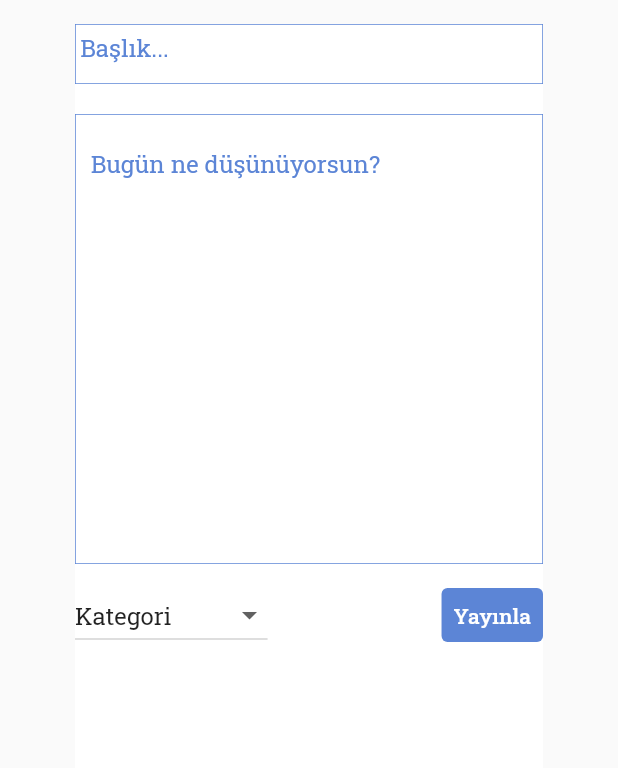
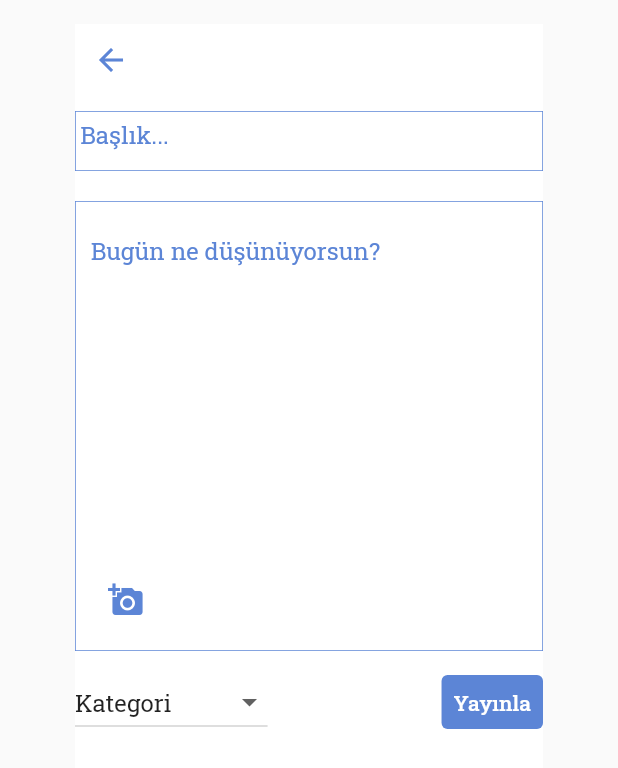
Before and after one commit to seheerst/BanaSorApp, a Flutter app: the screen it shows after launch, after a tap on the "add" icon, on a phone screen of 412 x 824 dp. Shown: the top 768 px of the screen. Run offline on Flutter 3.47's test engine with Material 2 defaults, Android fonts, the phone set to English and light mode, and no system bars; our stand-ins replace like_button.

Commit message:
feat: add_entry updated

```diff
--- a/lib/screens/add_entry.dart
+++ b/lib/screens/add_entry.dart
@@ -1,6 +1,8 @@
 import 'package:bana_sor_app/constants/sabitler.dart';
 import 'package:bana_sor_app/widgets/dropDown.dart';
 import 'package:flutter/material.dart';
+
+import 'anasayfa.dart';
 
 class AddEntryScreen extends StatefulWidget {
   const AddEntryScreen({Key? key}) : super(key: key);
@@ -23,7 +25,23 @@ class _AddEntryScreenState extends State<AddEntryScreen> {
               color: Colors.white,
               child: Column(
                 children: [
-
+                  Align(
+                    alignment: Alignment.topLeft,
+                    child: Container(
+                      child: BackButton(
+                        onPressed: () {
+                          Navigator.push(
+                              context,
+                              MaterialPageRoute(
+                                  builder: (context) => const Anasayfa()));
+                        },
+                        color: Sabitler.anaRenk,
+                      ),
+                    ),
+                  ),
+                  SizedBox(
+                    height: 10,
+                  ),
                   Container(
                     decoration: BoxDecoration(
                       border: Border.all(width: 0.5, color: Sabitler.anaRenk),
@@ -47,6 +65,10 @@ class _AddEntryScreenState extends State<AddEntryScreen> {
                   const SizedBox(
                     height: 10,
                   ),
+                  Stack(
+
+                    children: [
+
                       Container(
                         height: 300,
                         decoration: BoxDecoration(
@@ -66,13 +88,25 @@ class _AddEntryScreenState extends State<AddEntryScreen> {
                           ),
                         ),
                       ),
-                  SizedBox(height: 10,),
+                      Positioned(
+                        left: 10,
+                        bottom: 10,
+                        child: IconButton(
+
+                            onPressed: (){}, icon: Icon(Icons.add_a_photo,color: Sabitler.anaRenk,)),
+                      )
+                    ],
+                  ),
+                  SizedBox(
+                    height: 10,
+                  ),
                   Row(
                     mainAxisAlignment: MainAxisAlignment.spaceBetween,
                     children: [
                       Container(
                         child: DropDown(),
                       ),
+
                       TextButton(
                         style: ButtonStyle(
                             backgroundColor:
@@ -80,11 +114,9 @@ class _AddEntryScreenState extends State<AddEntryScreen> {
                         onPressed: () {},
                         child: Text(
                           'Yayınla',
-                            style: TextStyle(
-                              color: Colors.white
+                          style: TextStyle(color: Colors.white),
                         ),
-
-                          ),)
+                      )
                     ],
                   ),
                 ],
--- a/lib/screens/anasayfa.dart
+++ b/lib/screens/anasayfa.dart
@@ -4,6 +4,7 @@ import 'package:bana_sor_app/screens/trending.dart';
 import 'package:bana_sor_app/screens/yeniler.dart';
 import 'package:flutter/material.dart';
 
+import '../widgets/DrawerMenu.dart';
 import 'add_entry.dart';
 import 'gundem.dart';
 
@@ -45,7 +46,7 @@ class _AnasayfaState extends State<Anasayfa>
                       color: Colors.white,
                     ),
                     border: InputBorder.none,
-                    hintText: 'search..',
+                    hintText: 'Ne Aramıştın...',
                     hintStyle: TextStyle(color: Colors.white)),
               ),
             ),
@@ -66,8 +67,8 @@ class _AnasayfaState extends State<Anasayfa>
         floatingActionButton: FloatingActionButton(
           backgroundColor: Sabitler.anaRenk,
           onPressed: () {
-            Navigator.of(context)
-                .push(MaterialPageRoute(builder: (context) => AddEntryScreen()));
+            Navigator.of(context).push(
+                MaterialPageRoute(builder: (context) => AddEntryScreen()));
           },
           child: const Icon(Icons.add),
         ),
@@ -77,8 +78,8 @@ class _AnasayfaState extends State<Anasayfa>
 
   TabBar tabBarWidget() {
     return TabBar(
-
-      controller: tabController, tabs: const [
+        controller: tabController,
+        tabs: const [
       Tab(
         child: Text(
           'Trendler',
@@ -105,8 +106,4 @@ class _AnasayfaState extends State<Anasayfa>
       )
     ]);
   }
-
-  Widget DrawerMenu() {
-    return Drawer();
-  }
 }
```
Lines whose indentation alone changed are shown as unchanged.
